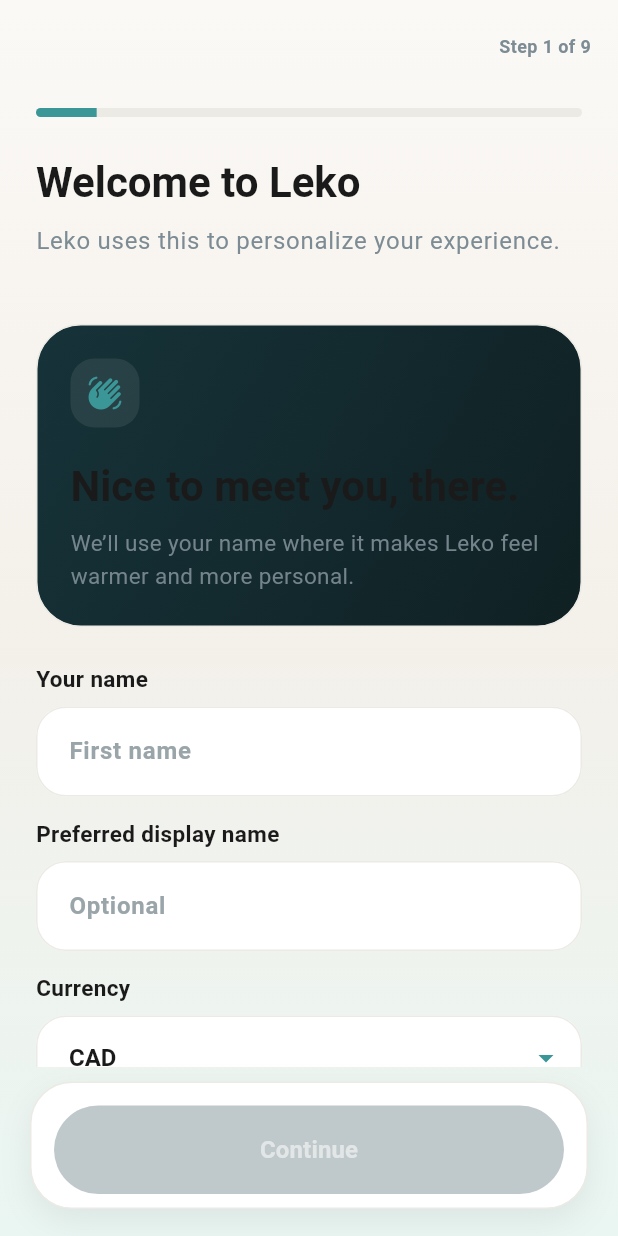
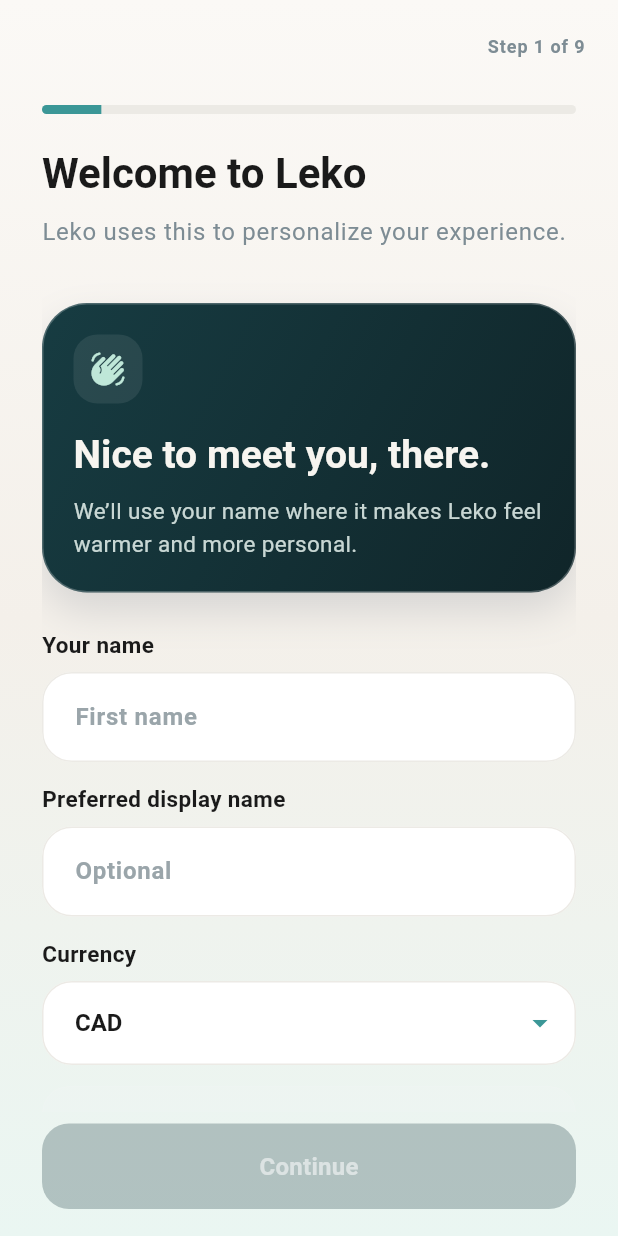
Before and after one commit to jaivikjoshi/sapling, a Flutter app: the screen it shows once a user with an empty profile is signed in, on a phone screen of 412 x 824 dp. Run offline on Flutter 3.47's test engine with Material 3 defaults, Android fonts, the phone set to English and light mode, and no system bars; our stand-ins replace app_links, drift, file_picker, fl_chart, flutter_local_notifications, flutter_riverpod and 4 more; missing offline and left inert: home_widget; accounts and stored records are empty; generated files the repository leaves out were written again.

Commit message:
fix: polish onboarding and home actions

```diff
--- a/lib/features/onboarding/onboarding_controller.dart
+++ b/lib/features/onboarding/onboarding_controller.dart
@@ -247,9 +247,11 @@
 class OnboardingController extends StateNotifier<OnboardingState> {
   OnboardingController(this._ref) : super(const OnboardingState()) {
     final user = _ref.read(currentUserProvider);
-    final seededName = _ref.read(profileServiceProvider).displayName(user);
-    if (seededName.isNotEmpty) {
-      state = state.copyWith(name: seededName);
+    if (user != null) {
+      final seededName = _ref.read(profileServiceProvider).displayName(user);
+      if (seededName.isNotEmpty) {
+        state = state.copyWith(name: seededName);
+      }
     }
   }
 
--- a/lib/features/onboarding/onboarding_screen.dart
+++ b/lib/features/onboarding/onboarding_screen.dart
@@ -1022,11 +1022,18 @@
   }
 }
 
-class _RecapStep extends ConsumerWidget {
+class _RecapStep extends ConsumerStatefulWidget {
   const _RecapStep();
 
   @override
-  Widget build(BuildContext context, WidgetRef ref) {
+  ConsumerState<_RecapStep> createState() => _RecapStepState();
+}
+
+class _RecapStepState extends ConsumerState<_RecapStep> {
+  bool _opening = false;
+
+  @override
+  Widget build(BuildContext context) {
     final state = ref.watch(onboardingControllerProvider);
     final controller = ref.read(onboardingControllerProvider.notifier);
 
@@ -1040,13 +1047,20 @@
           'Leko has enough context now to guide you calmly from the moment you land on Home.',
       onBack: controller.back,
       onNext: () async {
+        if (_opening) return;
+        setState(() => _opening = true);
         final success = await controller.complete();
         if (success && context.mounted) {
           context.go('/home');
+          return;
+        }
+        if (mounted) {
+          setState(() => _opening = false);
         }
       },
       nextLabel: 'Open Leko',
-      isLoading: state.isSubmitting,
+      canProceed: !_opening,
+      isLoading: state.isSubmitting || _opening,
       child: SingleChildScrollView(
         child: Column(
           crossAxisAlignment: CrossAxisAlignment.start,
@@ -1754,15 +1768,22 @@
     final previewName = name.trim().isEmpty ? 'there' : _firstName(name);
     return Container(
       width: double.infinity,
-      padding: const EdgeInsets.all(22),
+      padding: const EdgeInsets.all(20),
       decoration: BoxDecoration(
         borderRadius: BorderRadius.circular(30),
         gradient: const LinearGradient(
           begin: Alignment.topLeft,
           end: Alignment.bottomRight,
-          colors: [Color(0xFF163339), Color(0xFF102023)],
+          colors: [Color(0xFF173C42), Color(0xFF102529)],
         ),
-        border: Border.all(color: _OnboardingPalette.outline),
+        border: Border.all(color: Colors.white24),
+        boxShadow: const [
+          BoxShadow(
+            color: Color(0x22132440),
+            blurRadius: 22,
+            offset: Offset(0, 12),
+          ),
+        ],
       ),
       child: Column(
         crossAxisAlignment: CrossAxisAlignment.start,
@@ -1776,16 +1797,16 @@
             ),
             child: const Icon(
               Icons.waving_hand_rounded,
-              color: _OnboardingPalette.tealSoft,
-            ),
-          ),
-          const SizedBox(height: 24),
+              color: Color(0xFFBFE7D8),
+            ),
+          ),
+          const SizedBox(height: 20),
           Text(
             'Nice to meet you, $previewName.',
             style: const TextStyle(
-              color: _OnboardingPalette.textPrimary,
-              fontSize: 28,
-              height: 1.08,
+              color: Color(0xFFF7F5F0),
+              fontSize: 26,
+              height: 1.12,
               fontWeight: FontWeight.w700,
               letterSpacing: 0,
             ),
@@ -1794,7 +1815,7 @@
           Text(
             'We’ll use your name where it makes Leko feel warmer and more personal.',
             style: TextStyle(
-              color: _OnboardingPalette.textSecondary.withValues(alpha: 0.92),
+              color: const Color(0xFFDCE9E5).withValues(alpha: 0.90),
               fontSize: 15,
               height: 1.45,
             ),
--- a/lib/features/onboarding/widgets/step_scaffold.dart
+++ b/lib/features/onboarding/widgets/step_scaffold.dart
@@ -55,7 +55,7 @@
               crossAxisAlignment: CrossAxisAlignment.stretch,
               children: [
                 Padding(
-                  padding: const EdgeInsets.fromLTRB(18, 10, 18, 0),
+                  padding: const EdgeInsets.fromLTRB(22, 10, 22, 0),
                   child: Row(
                     children: [
                       if (onBack != null)
@@ -71,15 +71,16 @@
                         style: const TextStyle(
                           color: LekoColors.onboardingTextSecondary,
                           fontSize: 12,
-                          fontWeight: FontWeight.w600,
+                          fontWeight: FontWeight.w700,
+                          letterSpacing: 0.6,
                         ),
                       ),
                     ],
                   ),
                 ),
-                const SizedBox(height: 20),
+                const SizedBox(height: 18),
                 Padding(
-                  padding: const EdgeInsets.symmetric(horizontal: 24),
+                  padding: const EdgeInsets.symmetric(horizontal: 28),
                   child: ClipRRect(
                     borderRadius: BorderRadius.circular(999),
                     child: LinearProgressIndicator(
@@ -92,9 +93,9 @@
                     ),
                   ),
                 ),
-                const SizedBox(height: 28),
+                const SizedBox(height: 24),
                 Padding(
-                  padding: const EdgeInsets.symmetric(horizontal: 24),
+                  padding: const EdgeInsets.symmetric(horizontal: 28),
                   child: Text(
                     title,
                     style: Theme.of(context).textTheme.headlineMedium?.copyWith(
@@ -108,7 +109,7 @@
                 if (subtitle != null) ...[
                   const SizedBox(height: 12),
                   Padding(
-                    padding: const EdgeInsets.symmetric(horizontal: 24),
+                    padding: const EdgeInsets.symmetric(horizontal: 28),
                     child: Text(
                       subtitle!,
                       style: Theme.of(context).textTheme.bodyLarge?.copyWith(
@@ -118,30 +119,15 @@
                     ),
                   ),
                 ],
-                const SizedBox(height: 28),
+                const SizedBox(height: 20),
                 Expanded(
                   child: Padding(
-                    padding: const EdgeInsets.symmetric(horizontal: 24),
+                    padding: const EdgeInsets.symmetric(horizontal: 28),
                     child: child,
                   ),
                 ),
                 Padding(
-                  padding: const EdgeInsets.fromLTRB(20, 10, 20, 18),
-                  child: DecoratedBox(
-                    decoration: BoxDecoration(
-                      color: LekoColors.surface,
-                      borderRadius: BorderRadius.circular(28),
-                      border: Border.all(color: LekoColors.divider),
-                      boxShadow: const [
-                        BoxShadow(
-                          color: Color(0x120F172A),
-                          blurRadius: 18,
-                          offset: Offset(0, 8),
-                        ),
-                      ],
-                    ),
-                    child: Padding(
-                      padding: const EdgeInsets.fromLTRB(16, 16, 16, 10),
+                  padding: const EdgeInsets.fromLTRB(28, 8, 28, 18),
                   child: Column(
                     crossAxisAlignment: CrossAxisAlignment.stretch,
                     children: [
@@ -152,7 +138,7 @@
                           decoration: BoxDecoration(
                             color: const Color(
                               0xFFC75D53,
-                                ).withValues(alpha: 0.12),
+                            ).withValues(alpha: 0.10),
                             borderRadius: BorderRadius.circular(16),
                             border: Border.all(
                               color: const Color(
@@ -163,7 +149,7 @@
                           child: Text(
                             error,
                             style: const TextStyle(
-                                  color: Color(0xFFF2B6AE),
+                              color: Color(0xFF9D4038),
                               fontSize: 13,
                               fontWeight: FontWeight.w600,
                               height: 1.35,
@@ -175,16 +161,16 @@
                         style: ElevatedButton.styleFrom(
                           backgroundColor: LekoColors.onboardingButton,
                           foregroundColor: LekoColors.onboardingButtonText,
-                              disabledBackgroundColor: LekoColors
-                                  .onboardingButton
+                          disabledBackgroundColor: LekoColors.onboardingButton
                               .withValues(alpha: 0.28),
                           disabledForegroundColor: LekoColors
                               .onboardingButtonText
                               .withValues(alpha: 0.55),
-                              padding: const EdgeInsets.symmetric(vertical: 18),
+                          padding: const EdgeInsets.symmetric(vertical: 17),
                           elevation: 0,
+                          shadowColor: Colors.transparent,
                           shape: RoundedRectangleBorder(
-                                borderRadius: BorderRadius.circular(999),
+                            borderRadius: BorderRadius.circular(18),
                           ),
                         ),
                         onPressed: canProceed && !isLoading ? onNext : null,
@@ -203,11 +189,11 @@
                                   style: const TextStyle(
                                     fontSize: 16,
                                     fontWeight: FontWeight.w700,
+                                    letterSpacing: 0.2,
                                   ),
                                 ),
                       ),
-                          if (secondaryLabel != null &&
-                              onSecondary != null) ...[
+                      if (secondaryLabel != null && onSecondary != null) ...[
                         const SizedBox(height: 8),
                         TextButton(
                           style: TextButton.styleFrom(
@@ -224,8 +210,6 @@
                         ),
                       ],
                     ],
-                      ),
-                    ),
                   ),
                 ),
               ],
```
Also changed, not shown: lib/features/goals/goals_screen.dart (+125 -78 lines), lib/features/home/home_screen.dart (+21 -19 lines), 1 other file. Lines whose indentation alone changed are shown as unchanged.
